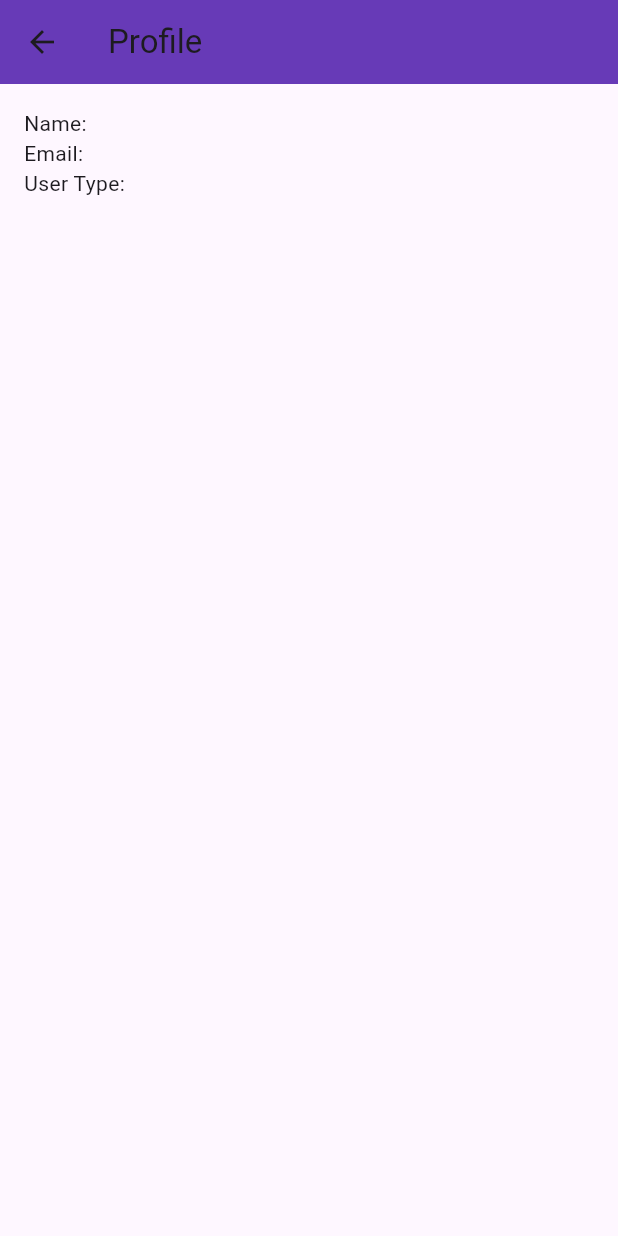
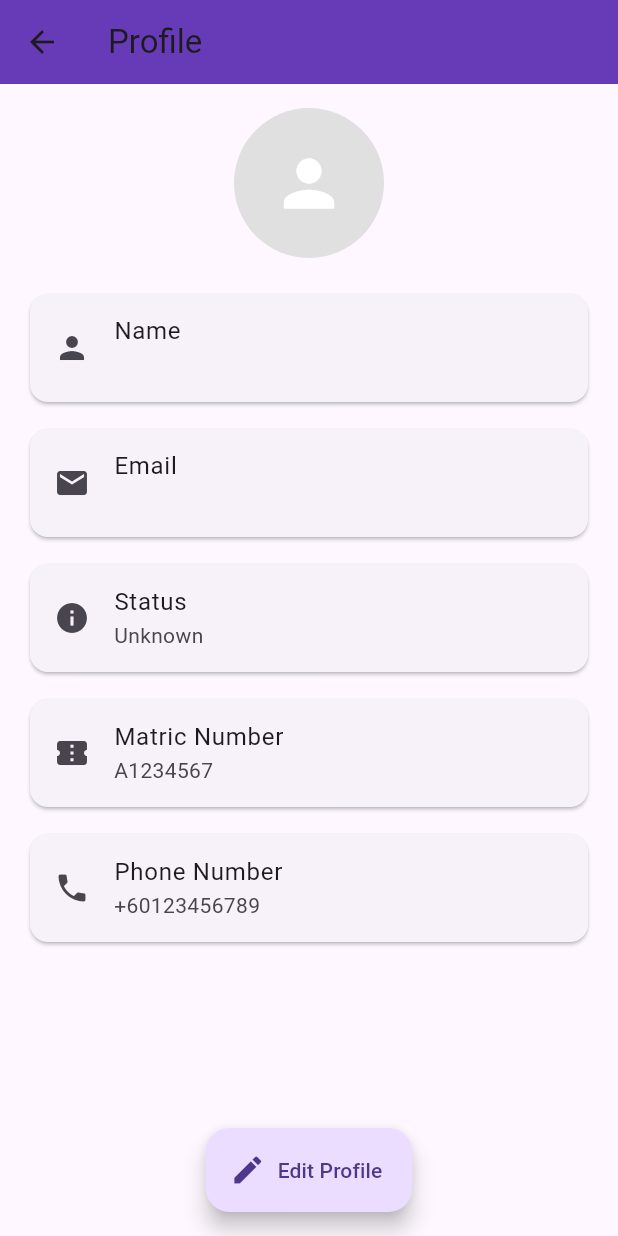
Before and after one commit to mhdhfzi/MAP-PROJECT, a Flutter app: the ProfileScreen screen opened by its route, on a phone screen of 412 x 824 dp. Run offline on Flutter 3.47's test engine with Material 3 defaults, Android fonts, the phone set to English and light mode, and no system bars; our stand-ins replace cloud_firestore, firebase_auth, firebase_core, image_picker, shared_preferences; accounts and stored records are empty; network calls fail.

Commit message:
updated for owner dashboard

```diff
--- a/cam_share/lib/main.dart
+++ b/cam_share/lib/main.dart
@@ -9,6 +9,8 @@ import 'screens/profile_screen.dart';
 import 'screens/renter_beginner_dashboard.dart';
 import 'screens/renter_pro_dashboard.dart';
 import 'screens/owner_dashboard.dart';
+import 'screens/edit_profile_screen.dart';
+import 'screens/add_equipment_screen.dart';
 
 void main() async {
   WidgetsFlutterBinding.ensureInitialized();
@@ -35,6 +37,10 @@ class MyApp extends StatelessWidget {
         '/renterBeginnerDashboard': (context) => const RenterDashboard(),
 '/renterProDashboard': (context) => const RenterProDashboard(),
 '/ownerDashboard': (context) => const OwnerDashboard(),
+'/editProfile': (context) => const EditProfileScreen(),
+'/addEquipment': (context) => const AddEquipmentScreen(),
+
+
 
       },
     );
--- a/cam_share/lib/models/user_model.dart
+++ b/cam_share/lib/models/user_model.dart
@@ -19,9 +19,9 @@ class UserModel {
       };
 
   factory UserModel.fromJson(Map<String, dynamic> json) => UserModel(
-        uid: json['uid'],
-        name: json['name'],
-        email: json['email'],
+        uid: json['uid']??'',
+        name: json['name']??'',
+        email: json['email']??'',
         userType: json['userType'] ?? 'Beginner',
       );
 }
--- a/cam_share/lib/screens/profile_screen.dart
+++ b/cam_share/lib/screens/profile_screen.dart
@@ -35,19 +35,91 @@ class ProfileScreen extends StatelessWidget {
           }
 
           final userData = snapshot.data!;
-          return Padding(
-            padding: const EdgeInsets.all(16.0),
+
+          // Derive status properly
+          String status;
+          if (userData['role'] == 'owner') {
+            status = 'Owner';
+          } else if (userData['role'] == 'renter') {
+            status = (userData['type'] == 'pro') ? 'Pro' : 'Beginner';
+          } else {
+            status = 'Unknown';
+          }
+
+          return SingleChildScrollView(
+            padding: const EdgeInsets.all(16),
             child: Column(
-              crossAxisAlignment: CrossAxisAlignment.start,
               children: [
-                Text("Name: ${userData['name']}"),
-                Text("Email: ${userData['email']}"),
-                Text("User Type: ${userData['userType']}"),
+                // Profile Picture Placeholder
+                CircleAvatar(
+                  radius: 50,
+                  backgroundColor: Colors.grey[300],
+                  child: const Icon(Icons.person, size: 50, color: Colors.white),
+                ),
+                const SizedBox(height: 20),
+
+                // Name Card
+                Card(
+                  child: ListTile(
+                    leading: const Icon(Icons.person),
+                    title: const Text("Name"),
+                    subtitle: Text(userData['name']),
+                  ),
+                ),
+                const SizedBox(height: 10),
+
+                // Email Card
+                Card(
+                  child: ListTile(
+                    leading: const Icon(Icons.email),
+                    title: const Text("Email"),
+                    subtitle: Text(userData['email']),
+                  ),
+                ),
+                const SizedBox(height: 10),
+
+                // Status / UserType Card
+                Card(
+                  child: ListTile(
+                    leading: const Icon(Icons.info),
+                    title: const Text("Status"),
+                    subtitle: Text(status),
+                  ),
+                ),
+                const SizedBox(height: 10),
+
+                // Matric Number Card
+                const Card(
+                  child: ListTile(
+                    leading: Icon(Icons.confirmation_number),
+                    title: Text("Matric Number"),
+                    subtitle: Text("A1234567"),
+                  ),
+                ),
+                const SizedBox(height: 10),
+
+                // Phone Number Card (dummy)
+                const Card(
+                  child: ListTile(
+                    leading: Icon(Icons.phone),
+                    title: Text("Phone Number"),
+                    subtitle: Text("+60123456789"),
+                  ),
+                ),
               ],
             ),
           );
         },
       ),
+      floatingActionButton: FloatingActionButton.extended(
+        onPressed: () {
+          Navigator.pushNamed(context, '/editProfile');
+        },
+        label: const Text('Edit Profile'),
+        icon: const Icon(Icons.edit),
+        backgroundColor: null, // default button color
+      ),
+      floatingActionButtonLocation: FloatingActionButtonLocation.centerFloat,
     );
   }
 }
--- a/cam_share/pubspec.yaml
+++ b/cam_share/pubspec.yaml
@@ -4,7 +4,7 @@ publish_to: 'none'
 version: 1.0.0+1
 
 environment:
-  sdk: ">=3.10.0 <4.0.0"
+  sdk: ">=3.9.2 <4.0.0"
 
 dependencies:
   flutter:
@@ -14,6 +14,7 @@ dependencies:
   cloud_firestore: ^5.5.0
   shared_preferences: ^2.3.3
   cupertino_icons: ^1.0.8
+  image_picker: ^0.8.7+5
 
 dev_dependencies:
   flutter_test:
```
Also changed, not shown: cam_share/lib/screens/add_equipment_screen.dart (+37 -3 lines), cam_share/lib/screens/edit_profile_screen.dart (added, +137 -0 lines), cam_share/lib/screens/owner_dashboard.dart (+21 -2 lines).
